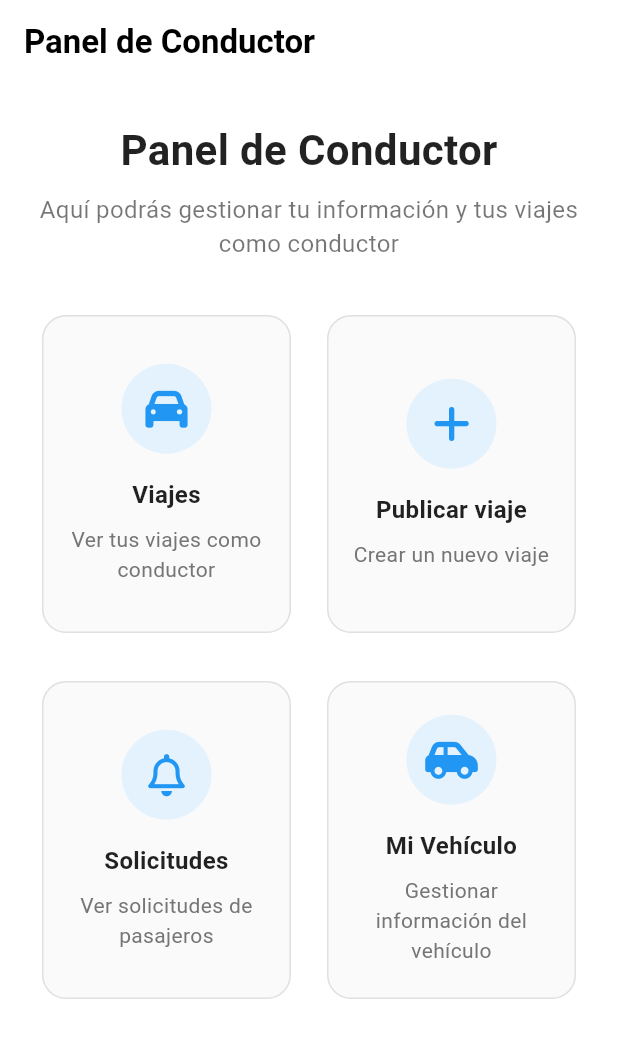
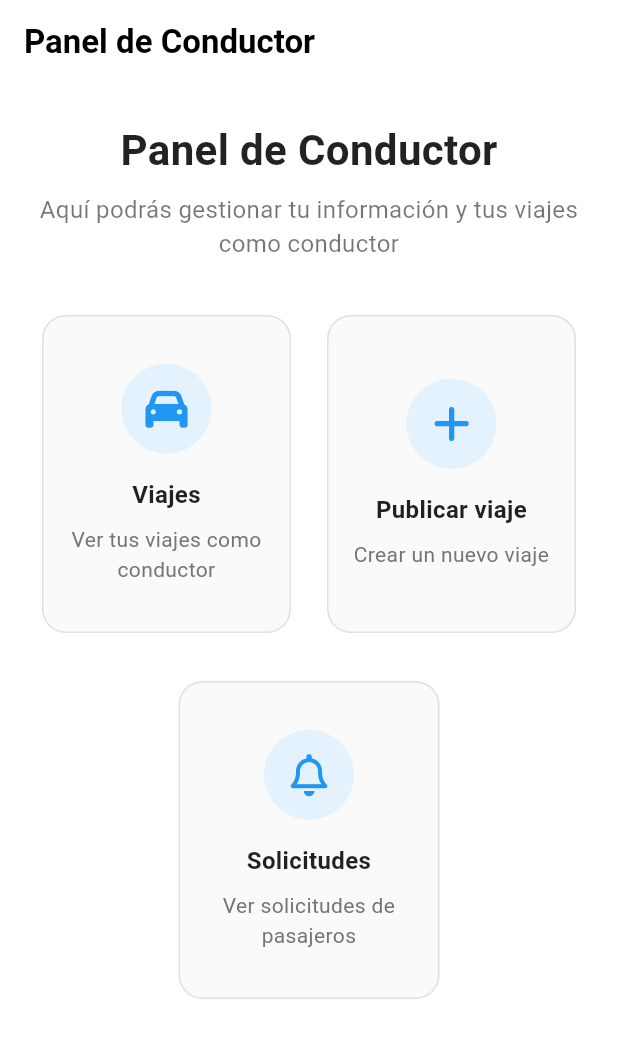
Before and after one commit to JuanFelipeRomero/FreeWheel-Frontend, a Flutter app: the DriverScreen screen opened directly, on a phone screen of 412 x 824 dp. Shown: the top 1038 px of the screen. Run offline on Flutter 3.47's test engine with Material 3 defaults, Android fonts, the phone set to English and light mode, and no system bars; our stand-ins replace file_picker, flutter_dotenv, font_awesome_flutter, google_fonts, image_picker, shared_preferences; accounts and stored records are empty.

Commit message:
refactor: delete vehicle option from driver_screen

```diff
--- a/lib/presentation/screens/driver_screen.dart
+++ b/lib/presentation/screens/driver_screen.dart
@@ -73,11 +73,12 @@ class DriverScreen extends StatelessWidget {
 
             const SizedBox(height: 24),
 
-            // Second row of cards
             Row(
+              mainAxisAlignment: MainAxisAlignment.center, // Center children horizontally
               children: [
                 // Solicitudes card
-                Expanded(
+                SizedBox(
+                  width: MediaQuery.of(context).size.width * 0.5 - 24, // Half screen minus padding
                   child: _buildServiceCard(
                     context,
                     FontAwesomeIcons.bell,
@@ -93,17 +94,7 @@ class DriverScreen extends StatelessWidget {
                     },
                   ),
                 ),
-                const SizedBox(width: 16),
-                // Mi Vehículo card
-                Expanded(
-                  child: _buildServiceCard(
-                    context,
-                    FontAwesomeIcons.carSide,
-                    'Mi Vehículo',
-                    'Gestionar información del vehículo',
-                        () => {print('vehiculos')},
-                  ),
-                ),
+                // Removed the SizedBox spacing as it's no longer needed without a second element
               ],
             ),
           ],
```
